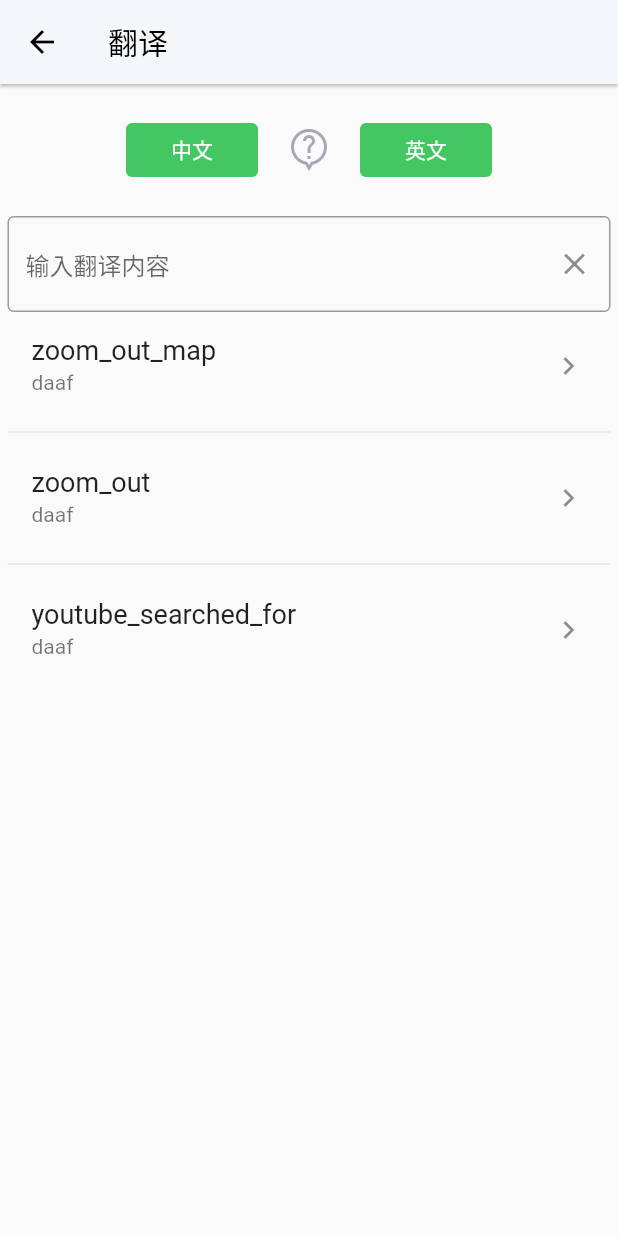
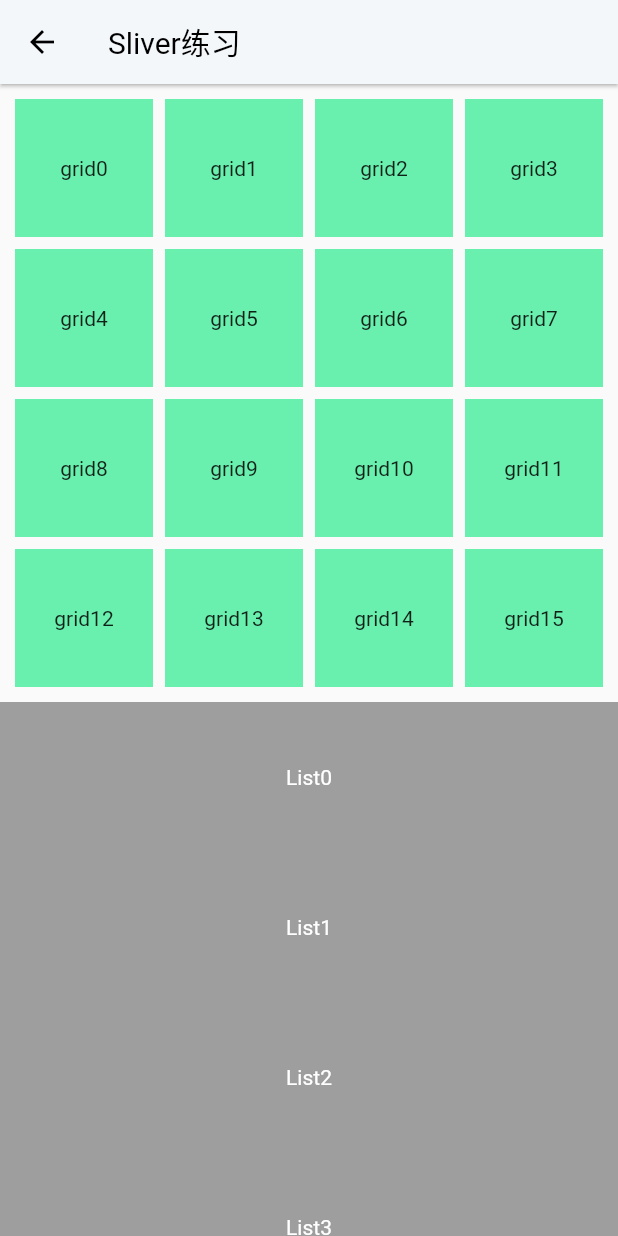
Before and after one commit to douhaohaode1/Flutter, a Flutter app: the TranslationPage screen opened by its route, after a tap on "zoom_out_map", on a phone screen of 412 x 824 dp. Run offline on Flutter 3.47's test engine with Material 2 defaults, Android fonts, the phone set to English and light mode, and no system bars; our stand-ins replace cached_network_image, dio, flutter_spinkit, flutter_swiper, get, pull_to_refresh and 3 more; missing offline and left inert: dart_json_mapper, reflectable; accounts and stored records are empty; generated files the repository leaves out were written again; network calls fail; Roboto replaces fonts that are missing (Poppins); statements that could not run were skipped.

Commit message:
添加轮播图

```diff
--- a/lib/Http/Api.dart
+++ b/lib/Http/Api.dart
@@ -7,4 +7,9 @@ class API {
   static String getList([int pageNum =0]){
     return "/project/list/$pageNum/json?cid=294";
   }
+
+  static String translation(){
+
+    return "";
+  }
 }
--- /dev/null
+++ b/lib/Modules/Learn/LearnPage.dart
@@ -0,0 +1,147 @@
+import 'package:flutter/material.dart';
+import 'package:get/get.dart';
+import 'package:flutter_demo/Config/Routes/RoutesManage.dart';
+import 'package:flutter_swiper/flutter_swiper.dart';
+import 'package:cached_network_image/cached_network_image.dart';
+
+
+
+
+//使用CustomScrollView + SliverToBoxAdapter + SliverList；
+
+class LearnPage extends StatelessWidget {
+
+  @override
+  Widget build(BuildContext context) {
+    return Scaffold(
+      appBar: AppBar(
+        title: Text("Sliver练习"),
+      ),
+      body: bodyContent(),
+    );
+  }
+}
+
+// ignore: camel_case_types
+class bodyContent extends StatelessWidget {
+  @override
+  Widget build(BuildContext context) {
+    return CustomScrollView_02();
+  }
+
+  List _imgUrls = [
+    'http://pic1.nipic.com/2008-12-05/200812584425541_2.jpg',
+    'http://pic18.nipic.com/20111129/4155754_234055006000_2.jpg',
+    'http://b-ssl.duitang.com/uploads/item/201412/25/20141225204152_aYEc3.jpeg'
+  ];
+
+  // SliverAppBar + SliverGrid + SliverFixedExtentList 组合使用
+  CustomScrollView CustomScrollView_02() {
+    return CustomScrollView(
+      slivers: <Widget>[
+        // SliverAppBar(
+        //   leading: Icon(Icons.keyboard_backspace),
+        //   //标题栏左边widget
+        //   actions: <Widget>[ //标题栏右边widget
+        //     Icon(Icons.share)
+        //   ],
+        //   pinned: true,
+        //   //固定标题栏
+        //   expandedHeight: 255,
+        //   //显示的高度
+        //   flexibleSpace: FlexibleSpaceBar( //需要显示的
+        //     centerTitle: true,
+        //     title: Text("这是SliverAppBar"),
+        //     background: Image(
+        //         image: NetworkImage(
+        //             "https://timgsa.baidu.com/timg?image&quality=80&size=b9999_10000&sec=1596081152671&di=f6c85dada29dfbfa3d1a43d319d550fd&imgtype=0&src=http%3A%2F%2Fbpic.588ku.com%2Fback_pic%2F04%2F13%2F24%2F05581d89f4c1850.jpg"),
+        //         fit: BoxFit.cover
+        //     ),
+        //   ),
+        // ),
+        SliverPadding( //设置内边距
+          padding: EdgeInsets.all(10),
+          sliver: SliverGrid(
+              delegate: SliverChildBuilderDelegate(
+                      (BuildContext context, int index) {
+                    return Container(
+                      alignment: Alignment.center,
+                      color: Colors.greenAccent,
+                      child: Text("grid$index"),
+                    );
+                  },
+                  childCount: 16 //数量
+              ), gridDelegate: SliverGridDelegateWithFixedCrossAxisCount(
+            crossAxisCount: 4, //一个几个item?
+            mainAxisSpacing: 8, //item上下间隔
+            crossAxisSpacing: 8, //item左右间隔
+          )),
+        ),
+        SliverFixedExtentList(
+            delegate: SliverChildBuilderDelegate((BuildContext context,
+                int index) {
+              return Container(
+                color: Colors.grey,
+                child: Text(
+                  "List$index", style: TextStyle(color: Colors.white),),
+                alignment: Alignment.center,
+              );
+            },
+                childCount: 14
+            ),
+            itemExtent: 100),
+        SliverToBoxAdapter(
+          child: Container(
+           // padding: EdgeInsets.only(left: 0, right: 0 ,top: 0,bottom: 0),
+            height: 180,
+            color: Colors.green,
+            child: Swiper(
+                //layout: SwiperLayout.TINDER, //卡片
+                layout: SwiperLayout.DEFAULT,
+               // layout: SwiperLayout.CUSTOM,
+              // customLayoutOption: CustomLayoutOption(
+              //     startIndex: 1,
+              //     stateCount: 3
+              // ).addRotate([
+              //   -0.0/180,
+              //   0.0,
+              //   90.0/180
+              // ]).addTranslate([
+              //   Offset(-470.0, -40.0),
+              //   Offset(0.0, 0.0),
+              //   Offset(470.0, -40.0)
+              // ]),
+              //itemWidth: 300,
+              //itemHeight: 200,
+                 //itemHeight: 200,
+                itemCount: _imgUrls.length,
+                autoplay: true,
+                viewportFraction: 0.8, // 视窗比例
+                scale: 0.9,
+                autoplayDisableOnInteraction: true,
+                itemBuilder: (BuildContext context, int index) {
+                  return Container(// 用Container实现图片圆角的效果
+                    //padding: EdgeInsets.only(top: 5.0, left: 5.0, right: 5.0 , bottom: 5),
+                      decoration: BoxDecoration(
+                          image: DecorationImage(image: NetworkImage(_imgUrls[index]),
+                              fit: BoxFit.cover),
+                        //BoxFit.cover
+                        borderRadius: BorderRadius.all(
+                          Radius.circular(10.0),
+                        ),
+                      ),
+
+                  );
+                },
+              pagination: SwiperPagination(),
+             // layout: SwiperLayout.STACK ,            // stack样式
+
+            ),
+
+          ),
+        ),
+
+      ],
+    );
+  }
+}
--- a/lib/Modules/Translation/TranslationPage.dart
+++ b/lib/Modules/Translation/TranslationPage.dart
@@ -1,19 +1,46 @@
 import 'package:flutter/material.dart';
 import 'package:get/get.dart';
 import 'package:flutter_demo/Config/Routes/RoutesManage.dart';
-
-
-
+import 'package:flutter_swiper/flutter_swiper.dart';
 
 
 class TranslationPage extends StatelessWidget {
+
+  List _imgUrls = [
+    'http://pic1.nipic.com/2008-12-05/200812584425541_2.jpg',
+    'http://pic18.nipic.com/20111129/4155754_234055006000_2.jpg',
+    'http://b-ssl.duitang.com/uploads/item/201412/25/20141225204152_aYEc3.jpeg'
+  ];
+
+  final FocusNode focusNode = FocusNode();
+
   @override
   Widget build(BuildContext context) {
+
+    String input = '';
+    final controller = TextEditingController();
+
+    controller.addListener(() {
+
+      input =  controller.text;
+
+      print('input ${controller.text}');
+
+    });
+
     return Scaffold(
       appBar: AppBar(
         title: Text("翻译"),
       ),
-      body: Container(
+      body: GestureDetector(
+       onPanDown : (DragDownDetails details) {
+       focusNode.unfocus();
+      },
+      // onTap: () {
+      //     print("2222222");
+      //       focusNode.unfocus();
+      //   },
+        child:Container(
           padding: EdgeInsets.only(left: 5, right: 5, top: 0, bottom: 0),
           //height: 250,
              //padding: EdgeInsets.symmetric(horizontal: 30,vertical: 10),
@@ -28,32 +55,73 @@ class TranslationPage extends StatelessWidget {
                      TextField(
                        maxLines: 8,
                        minLines: 1,
+                       controller: controller,
+                       focusNode: focusNode,
+                       // onChanged: (text) {//内容改变的回调
+                       //   print('change $text');
+                       // },
+                       onSubmitted: (text) {//内容提交(按回车)的回调
+
+                        // print('submit $text');
+                       },
+                       enabled: true,//是否禁用
                        decoration: InputDecoration(hintText: '输入翻译内容', border: OutlineInputBorder(),
                          //  counter: Text("自定义计数 0/100"),
                          suffixIcon: IconButton(
                            icon: Icon(Icons.close),
                            onPressed: () {
                             // controller.clear();
+                             controller.text = '';
+                             focusNode.unfocus();
                            },
                          ),
                        ),
                      ),
-                     resultListWidget(context),
 
-                  ],
+                       // Expanded 或 Flexible 组件可用作长文本的自动换行。
+                       //在 Flutter文档中 虽然没有明确说明，但是在主轴上如有内容超出空间， Expanded 和 Flexible 会自动换行到纵轴。
+                     Expanded(child:
+                           resultListWidget(context),
+                       ) ,
+
+
+                   ],
               ),
        ),
+      ),
     );
   }
+
+  //**
+  //
+  // Expanded(child: Swiper(
+  //                        itemCount: _imgUrls.length,
+  //                        autoplay: true,
+  //                        itemBuilder: (BuildContext context,int index){
+  //                          // 获取图片
+  //                          return Image.network(
+  //                            _imgUrls[index],
+  //                            // 适配方式
+  //                            fit: BoxFit.fill,
+  //                          );
+  //                        },
+  //                        // 添加一个页码指示器
+  //                        pagination: SwiperPagination(),
+  //                      ),) ,
+  // */
+
+
+
 
   Widget resultListWidget(BuildContext context) {
 
     List<String> titleItems = <String>[
-      'zoom_out_map', 'zoom_out',
-      'youtube_searched_for',
+      'zoom_out_map','zoom_out_map','zoom_out_map','zoom_out_map','zoom_out_map','zoom_out_map','zoom_out_map','zoom_out_map',
     ];
 
   return  ListView.separated(
+     // controller: scrollController,//监听滑动
+      //physics: ClampingScrollPhysics(),
       shrinkWrap: true,
       itemBuilder: (context, item) {
           return buildListData(context, titleItems[item]);
@@ -75,7 +143,12 @@ class TranslationPage extends StatelessWidget {
       ),
       trailing: new Icon(Icons.keyboard_arrow_right),
       onTap: () {
-        Get.toNamed(Routes.NextScreen1);
+
+        //print("333");
+
+        //focusNode.unfocus();
+        Get.toNamed(Routes.LearnPage);
+
       },
 
     );
@@ -103,7 +176,7 @@ class TranslationPage extends StatelessWidget {
                 height: 35,
               ),
               onPressed: () {
-                // Get.toNamed(Routes.Translation);
+
               }),
           SizedBox(
             width: 10,
```
Also changed, not shown: lib/Config/Routes/RoutesManage.dart (+7 -1 lines), lib/Http/ServiceImp.dart (+14 -2 lines), lib/Model/TranslationModel.dart (added, +68 -0 lines), lib/Tool/SqlDB/DBProvider.dart (+22 -27 lines), lib/Tool/SqlDB/DatabaseHelper.dart (added, +59 -0 lines), pubspec.yaml (+22 -0 lines), lib/Model/TranslationModel.g.dart (added), pubspec.lock, 1 other file.
